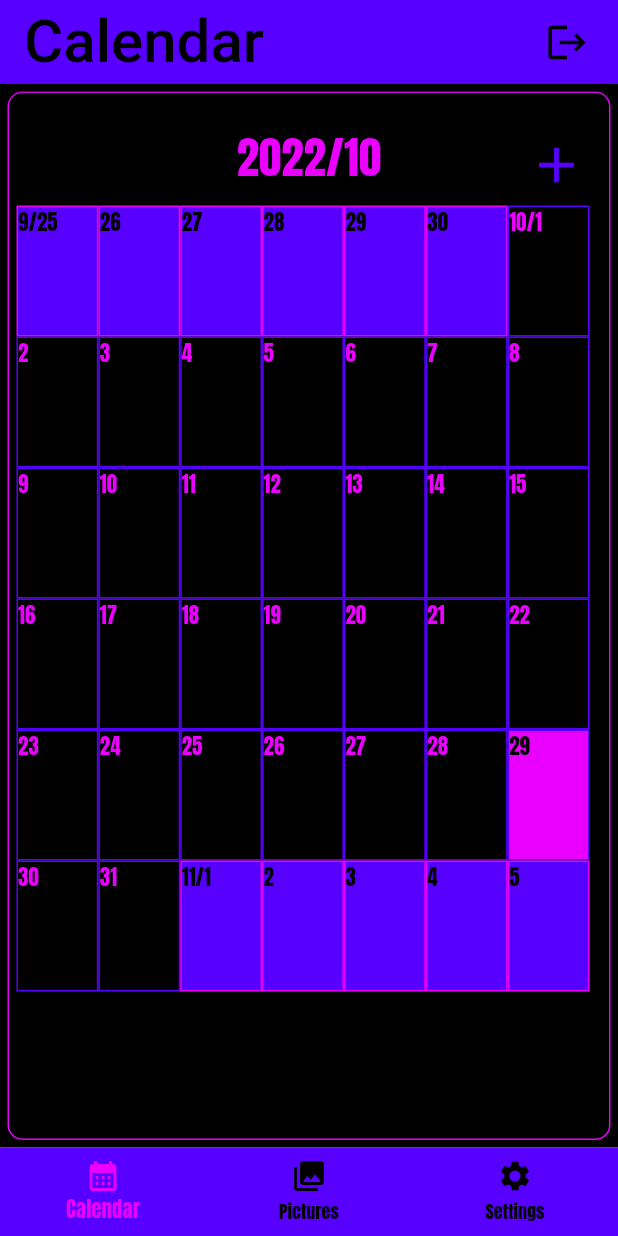
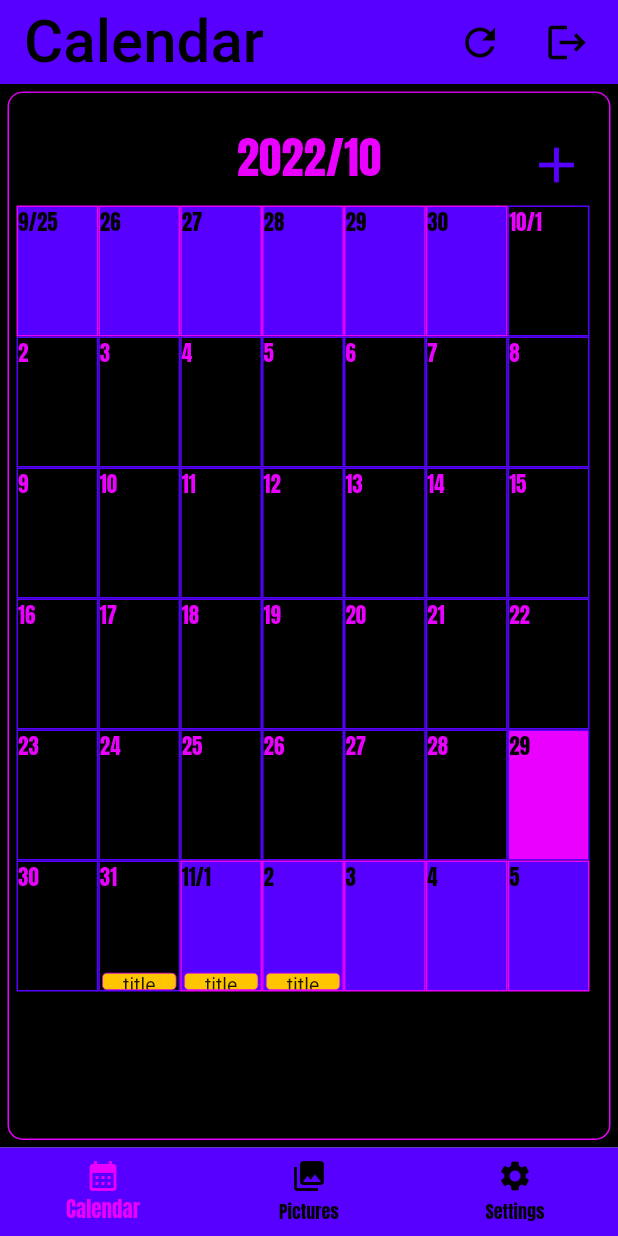
Before and after one commit to s1270146/calendar, a Flutter app: the MainView screen opened directly, on a phone screen of 412 x 824 dp. Run offline on Flutter 3.47's test engine with Material 2 defaults, Android fonts, the light colour scheme and no system bars; our stand-ins replace google_fonts, page_transition; missing offline and left inert: flutter_picker.

Commit message:
予定をカレンダーに表示

```diff
--- a/lib/calendar/onPressed/date_item.dart
+++ b/lib/calendar/onPressed/date_item.dart
@@ -1,9 +1,12 @@
 import 'package:calendar/main.dart';
 import 'package:calendar/plan/date_plan_list.dart';
+import 'package:calendar/plan/plan_model.dart';
 import 'package:flutter/material.dart';
 import 'package:google_fonts/google_fonts.dart';
 
-class DateItem extends StatelessWidget {
+// 日付1日に対して一つのコンテナ
+
+class DateItem extends StatefulWidget {
   const DateItem({
     Key? key,
     required this.viewYear,
@@ -27,7 +30,32 @@ class DateItem extends StatelessWidget {
   final bool isAddMonth;
 
   @override
+  State<DateItem> createState() => _DateItem();
+}
+
+class _DateItem extends State<DateItem> {
+  List<PlanModel> planList = [];
+
+  @override
+  void initState() {
+    super.initState();
+    for (var plan in allPranList) {
+      DateTime _selectedDate = DateTime(
+          widget.selectedYear, widget.selectedMonth, widget.selectedDay);
+      if (_selectedDate.isAtSameMomentAs(plan.startDate)) {
+        planList.add(plan);
+      } else if (_selectedDate.isAtSameMomentAs(plan.endDate)) {
+        planList.add(plan);
+      } else if (_selectedDate.isAfter(plan.startDate) &&
+          _selectedDate.isBefore(plan.endDate)) {
+        planList.add(plan);
+      }
+    }
+  }
+
+  @override
   Widget build(BuildContext context) {
+    int planListLength = planList.length;
     return InkWell(
       onTap: () {
         showModalBottomSheet(
@@ -39,9 +67,9 @@ class DateItem extends StatelessWidget {
           ),
           builder: (BuildContext context) {
             return DatePlanList(
-              selectedYear: selectedYear,
-              selectedMonth: selectedMonth,
-              selectedDay: selectedDay,
+              selectedYear: widget.selectedYear,
+              selectedMonth: widget.selectedMonth,
+              selectedDay: widget.selectedDay,
             );
           },
         );
@@ -51,19 +79,63 @@ class DateItem extends StatelessWidget {
         width: (MediaQuery.of(context).size.width - 30) / 7,
         decoration: BoxDecoration(
           border: Border.all(
-            color: borderColor,
+            color: widget.borderColor,
           ),
-          color: backgroundColor,
+          color: widget.backgroundColor,
         ),
-        child: Text(
-          isAddMonth
-              ? "${selectedMonth.toString()}/${selectedDay.toString()}"
-              : selectedDay.toString(),
-          style: GoogleFonts.anton(
-            textStyle: TextStyle(
-              color: textColor,
+        child: Stack(
+          children: [
+            Container(
+              alignment: Alignment.topLeft,
+              child: Text(
+                widget.isAddMonth
+                    ? "${widget.selectedMonth.toString()}/${widget.selectedDay.toString()}"
+                    : widget.selectedDay.toString(),
+                style: GoogleFonts.anton(
+                  textStyle: TextStyle(
+                    color: widget.textColor,
+                  ),
+                ),
+              ),
             ),
-          ),
+            Align(
+              alignment: Alignment.bottomCenter,
+              child: Container(
+                height: (MediaQuery.of(context).size.height - 300) / 6 - 20,
+                width: (MediaQuery.of(context).size.width - 30) / 7,
+                child: Column(
+                  mainAxisAlignment: MainAxisAlignment.end,
+                  children: [
+                    for (int i = 0; i < planListLength; i++)
+                      Container(
+                        height:
+                            ((MediaQuery.of(context).size.height - 300) / 6 -
+                                        20) /
+                                    5 -
+                                2,
+                        width: (MediaQuery.of(context).size.width - 30) / 7 - 5,
+                        decoration: BoxDecoration(
+                          color: myYellow,
+                          borderRadius: BorderRadius.circular(3),
+                          border: Border.all(
+                            width: 0.5,
+                            color: myPink,
+                          ),
+                        ),
+                        child: Center(
+                          child: Text(
+                            planList[i].title,
+                            style: TextStyle(
+                              fontSize: 13,
+                            ),
+                          ),
+                        ),
+                      ),
+                  ],
+                ),
+              ),
+            )
+          ],
         ),
       ),
     );
--- a/lib/main.dart
+++ b/lib/main.dart
@@ -1,4 +1,5 @@
 import 'package:calendar/login/login.dart';
+import 'package:calendar/plan/plan_model.dart';
 import 'package:flutter/material.dart';
 
 void main() {
@@ -18,6 +19,7 @@ class MyApp extends StatelessWidget {
 
 late PageController calendarController;
 late int thisMonthIndex;
+late List<PlanModel> allPranList;
 Color myBlack = Colors.black;
 Color myPurple = const Color.fromRGBO(88, 0, 255, 1);
 Color myPink = const Color.fromRGBO(233, 0, 255, 1);
--- a/lib/main_view.dart
+++ b/lib/main_view.dart
@@ -1,5 +1,6 @@
 import 'package:calendar/calendar/calendar_view.dart';
 import 'package:calendar/pictures/pictures_view.dart';
+import 'package:calendar/plan/plan_model.dart';
 import 'package:calendar/settings/settings_view.dart';
 import 'package:calendar/calendar/calendar_builder.dart';
 import 'package:flutter/material.dart';
@@ -20,6 +21,17 @@ class _MainViewState extends State<MainView> {
   @override
   void initState() {
     super.initState();
+
+    // DB取得
+    allPranList = [
+      PlanModel(
+        DateTime(2022, 10, 31),
+        DateTime(2022, 11, 2),
+        "title",
+        'comment',
+        true,
+      )
+    ];
     int cnt = 0;
     for (int i = 1900; i <= 2100; i++) {
       for (int j = 1; j <= 12; j++) {
@@ -71,6 +83,21 @@ class _MainViewState extends State<MainView> {
             padding: const EdgeInsets.only(right: 10),
             child: IconButton(
               onPressed: () {
+                setState(() {
+                  allPranList;
+                });
+              },
+              icon: Icon(
+                Icons.refresh,
+                color: myBlack,
+                size: 30,
+              ),
+            ),
+          ),
+          Container(
+            padding: const EdgeInsets.only(right: 10),
+            child: IconButton(
+              onPressed: () {
                 Navigator.pop(context);
               },
               icon: Icon(
--- a/lib/plan/plan_model.dart
+++ b/lib/plan/plan_model.dart
@@ -1,22 +1,14 @@
 class PlanModel {
-  int year;
-  int month;
-  int day;
-  int hour;
-  int minute;
+  DateTime startDate;
+  DateTime endDate;
   String title;
   String comment;
-  String category;
   bool isAllDay;
   PlanModel(
-    this.year,
-    this.month,
-    this.day,
-    this.hour,
-    this.minute,
+    this.startDate,
+    this.endDate,
     this.title,
     this.comment,
-    this.category,
     this.isAllDay,
   );
 }
```
Also changed, not shown: lib/plan/add_plan_view.dart (+12 -0 lines).
